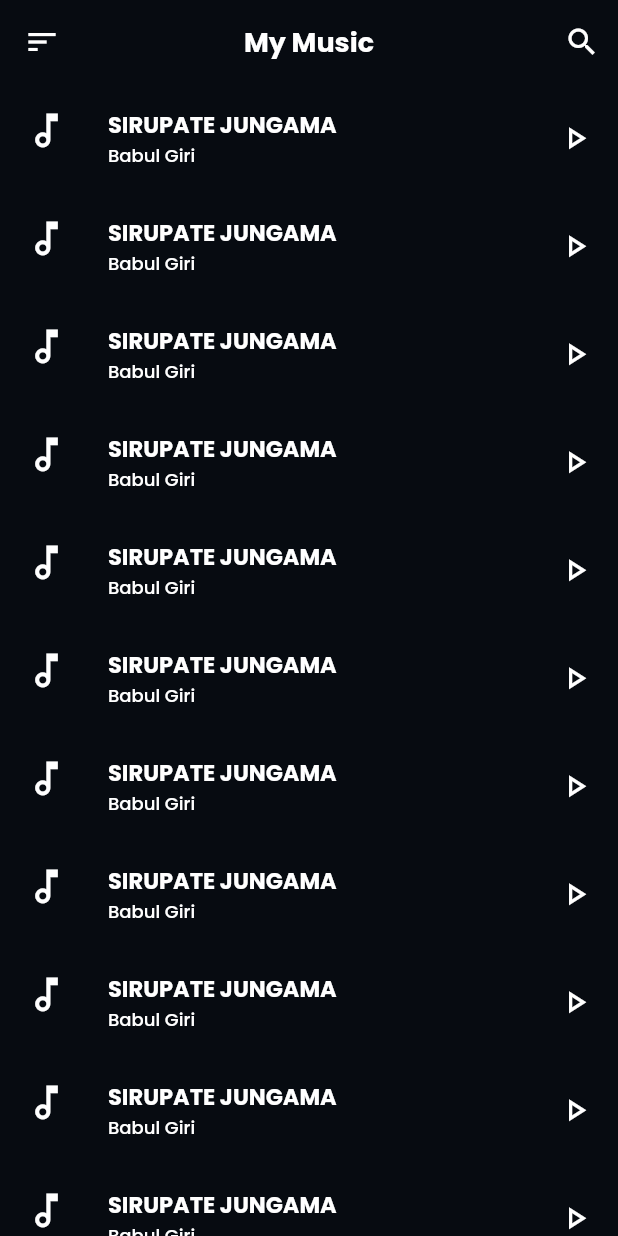
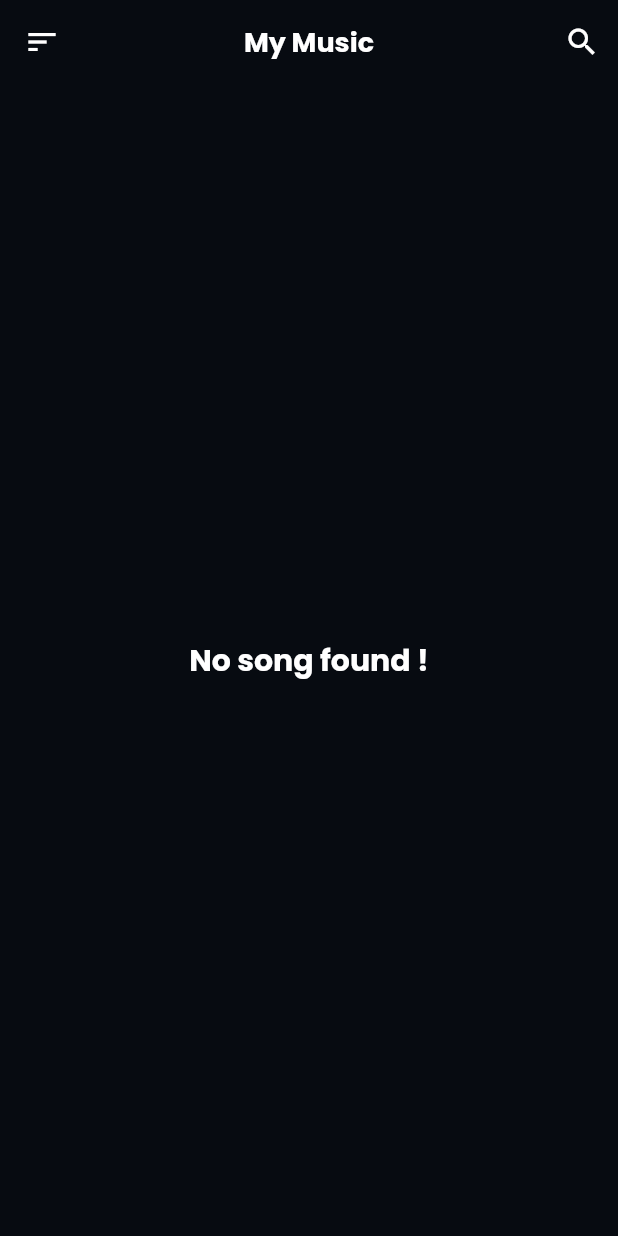
Before and after one commit to Naawaal/My-Music, a Flutter app: the screen it shows after launch, on a phone screen of 412 x 824 dp. Run offline on Flutter 3.47's test engine with Material 2 defaults, Android fonts, the phone set to English and light mode, and no system bars; our stand-ins replace get, google_fonts, on_audio_query, permission_handler.

```diff
--- /dev/null
+++ b/lib/controllers/player_controller.dart
@@ -0,0 +1,21 @@
+import 'package:get/get.dart';
+import 'package:on_audio_query/on_audio_query.dart';
+import 'package:permission_handler/permission_handler.dart';
+
+class PlayerController extends GetxController {
+  final audioQuery = OnAudioQuery();
+
+  @override
+  void onInit() {
+    super.onInit();
+    checkPermission();
+  }
+
+  checkPermission() async {
+    var perm = await Permission.storage.request();
+    if (perm.isGranted) {
+    } else {
+      checkPermission();
+    }
+  }
+}
--- a/lib/views/homepage_screen.dart
+++ b/lib/views/homepage_screen.dart
@@ -1,14 +1,19 @@
 import 'package:flutter/material.dart';
+import 'package:get/get.dart';
 import 'package:my_music/consts/color_const.dart';
 import 'package:my_music/consts/text_style.dart';
+import 'package:my_music/controllers/player_controller.dart';
+import 'package:on_audio_query/on_audio_query.dart';
 
 class HomepageScreen extends StatelessWidget {
   const HomepageScreen({super.key});
 
   @override
   Widget build(BuildContext context) {
+    final PlayerController playerController = Get.put(PlayerController());
     return Scaffold(
       appBar: AppBar(
+        backgroundColor: bgDarkColor,
         leading: IconButton(
             onPressed: () {},
             icon: const Icon(Icons.sort_outlined, color: whiteColor)),
@@ -31,14 +36,41 @@ class HomepageScreen extends StatelessWidget {
           ),
         ],
       ),
-      body: ListView.builder(
+      body: FutureBuilder<List<SongModel>>(
+        future: playerController.audioQuery.querySongs(
+          ignoreCase: true,
+          orderType: OrderType.ASC_OR_SMALLER,
+          sortType: null,
+          uriType: UriType.EXTERNAL,
+        ),
+        builder: (context, snapshot) {
+          if (snapshot.data == null) {
+            return const Center(child: CircularProgressIndicator());
+          } else if (snapshot.data!.isEmpty) {
+            return Center(
+              child: Text(
+                "No song found !",
+                style: ourStyle(
+                  color: whiteColor,
+                  size: 20,
+                  fontWeight: FontWeight.bold,
+                ),
+              ),
+            );
+          } else {
+            return Padding(
+              padding: const EdgeInsets.all(8.0),
+              child: ListView.builder(
+                physics: const BouncingScrollPhysics(),
                 itemCount: 15,
                 itemBuilder: (context, index) {
                   return Container(
-            decoration: BoxDecoration(
+                    margin: const EdgeInsets.only(bottom: 5),
+                    child: ListTile(
+                      shape: RoundedRectangleBorder(
                         borderRadius: BorderRadius.circular(12),
                       ),
-            child: ListTile(
+                      tileColor: bgColor,
                       title: Text(
                         "SIRUPATE JUNGAMA",
                         style: ourStyle(
@@ -69,4 +101,8 @@ class HomepageScreen extends StatelessWidget {
               ),
             );
           }
+        },
+      ),
+    );
   }
+}
--- a/pubspec.yaml
+++ b/pubspec.yaml
@@ -37,6 +37,9 @@ dependencies:
   cupertino_icons: ^1.0.2
   get: ^4.6.5
   google_fonts: ^4.0.3
+  just_audio: ^0.9.31
+  on_audio_query: ^2.6.2
+  permission_handler: ^10.2.0
 
 dev_dependencies:
   flutter_test:
```
Also changed, not shown: pubspec.lock, 3 other files. Lines whose indentation alone changed are shown as unchanged.
